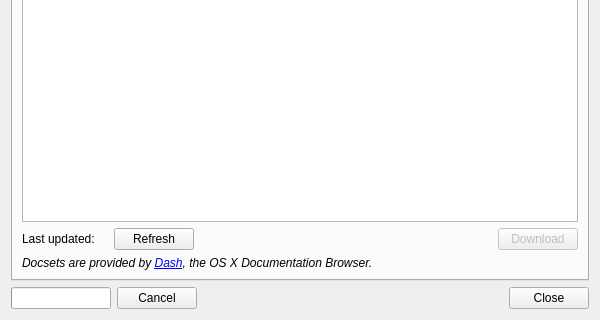
Above: src/libs/ui/docsetsdialog.ui from zealdocs/zeal before the change; both pictures show x 0 to 600 and y 180 to 500 of the 600 by 500 pixel window. Below: the same form after it.
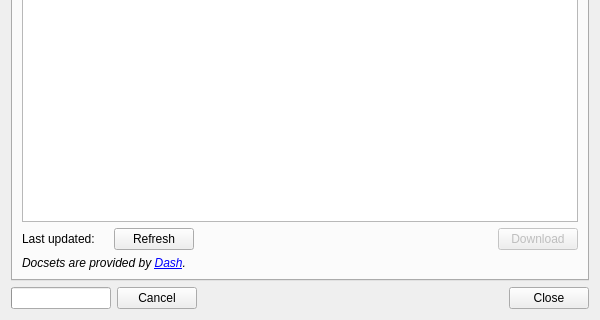
That is the form after the change. The open tabs and pages were chosen to show the change.

Commit message: app,ui: s/OS X/macOS

Patch:
```diff
--- a/src/libs/ui/docsetsdialog.ui
+++ b/src/libs/ui/docsetsdialog.ui
@@ -181,7 +181,7 @@
        <item>
         <widget class="QLabel" name="label_4">
          <property name="text">
-          <string>&lt;i&gt;Docsets are provided by &lt;a href=&quot;https://kapeli.com/dash&quot;&gt;Dash&lt;/a&gt;, the OS X Documentation Browser.&lt;/i&gt;</string>
+          <string>&lt;i&gt;Docsets are provided by &lt;a href=&quot;https://kapeli.com/dash&quot;&gt;Dash&lt;/a&gt;.&lt;/i&gt;</string>
          </property>
          <property name="textFormat">
           <enum>Qt::RichText</enum>
```
The commit also changes 2 other files.
